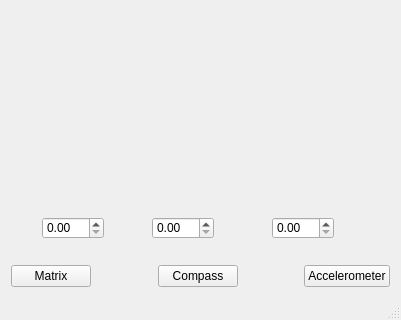
This is Microbit/Microbit/mainwindow.ui in greenfox-zerda-sparta/Malachit as Qt 5 draws it before an edit; both pictures show x 0 to 401 and y 191 to 511 of the 401 by 511 pixel window. The edited form follows.
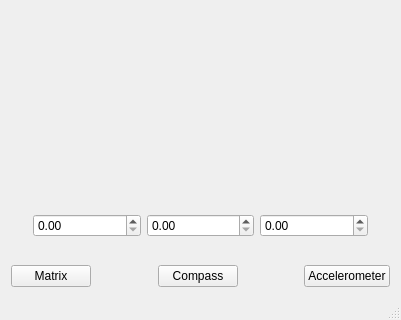
This is the edited form. Custom widgets are drawn as their Qt base class.

Commit message: create responsive coordinate system with labels and titles, however the size of the bars need to be thought through to make them responsive as well and remake the labels on axis Y accordingly. There are still 2 magic numbers in the coordinates of the labels, this needs revision

The edit to the form file:
```diff
--- a/Microbit/Microbit/mainwindow.ui
+++ b/Microbit/Microbit/mainwindow.ui
@@ -52,48 +52,48 @@
        </layout>
       </widget>
       <widget class="QWidget" name="accelerometerPage">
-       <layout class="QGridLayout" name="gridLayout_4">
-        <item row="0" column="0">
-         <widget class="Accelerometer" name="accelerometerWidget" native="true">
-          <widget class="QDoubleSpinBox" name="doubleSpinBox">
-           <property name="geometry">
-            <rect>
-             <x>20</x>
-             <y>350</y>
-             <width>62</width>
-             <height>22</height>
-            </rect>
-           </property>
+       <layout class="QVBoxLayout" name="verticalLayout_4">
+        <item>
+         <widget class="QWidget" name="accelerometerWidgetLayout" native="true">
+          <layout class="QVBoxLayout" name="verticalLayout_3">
+           <item>
+            <widget class="Accelerometer" name="accelerometerWidget" native="true"/>
+           </item>
+           <item>
+            <layout class="QHBoxLayout" name="controllersToRects">
+             <item>
+              <widget class="QDoubleSpinBox" name="controllerToR1">
            <property name="maximum">
             <double>300.000000000000000</double>
            </property>
-          </widget>
-          <widget class="QDoubleSpinBox" name="doubleSpinBox_2">
-           <property name="geometry">
-            <rect>
-             <x>130</x>
-             <y>350</y>
-             <width>62</width>
-             <height>22</height>
-            </rect>
-           </property>
+               <property name="singleStep">
+                <double>1.000000000000000</double>
+               </property>
+              </widget>
+             </item>
+             <item>
+              <widget class="QDoubleSpinBox" name="controllerToR2">
            <property name="maximum">
             <double>300.000000000000000</double>
            </property>
-          </widget>
-          <widget class="QDoubleSpinBox" name="doubleSpinBox_3">
-           <property name="geometry">
-            <rect>
-             <x>250</x>
-             <y>350</y>
-             <width>62</width>
-             <height>22</height>
-            </rect>
-           </property>
+               <property name="singleStep">
+                <double>1.000000000000000</double>
+               </property>
+              </widget>
+             </item>
+             <item>
+              <widget class="QDoubleSpinBox" name="controllerToR3">
            <property name="maximum">
             <double>300.000000000000000</double>
            </property>
-          </widget>
+               <property name="singleStep">
+                <double>1.000000000000000</double>
+               </property>
+              </widget>
+             </item>
+            </layout>
+           </item>
+          </layout>
          </widget>
         </item>
        </layout>
```
Lines whose indentation alone changed are shown as unchanged. The commit also changes 7 other files.
